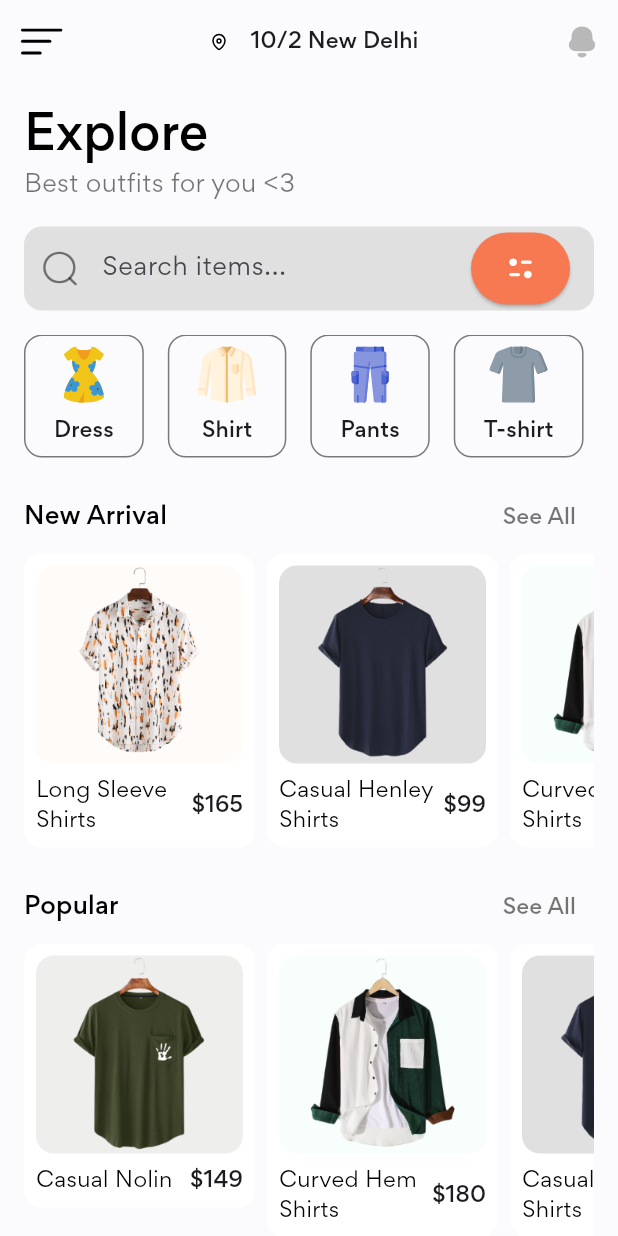
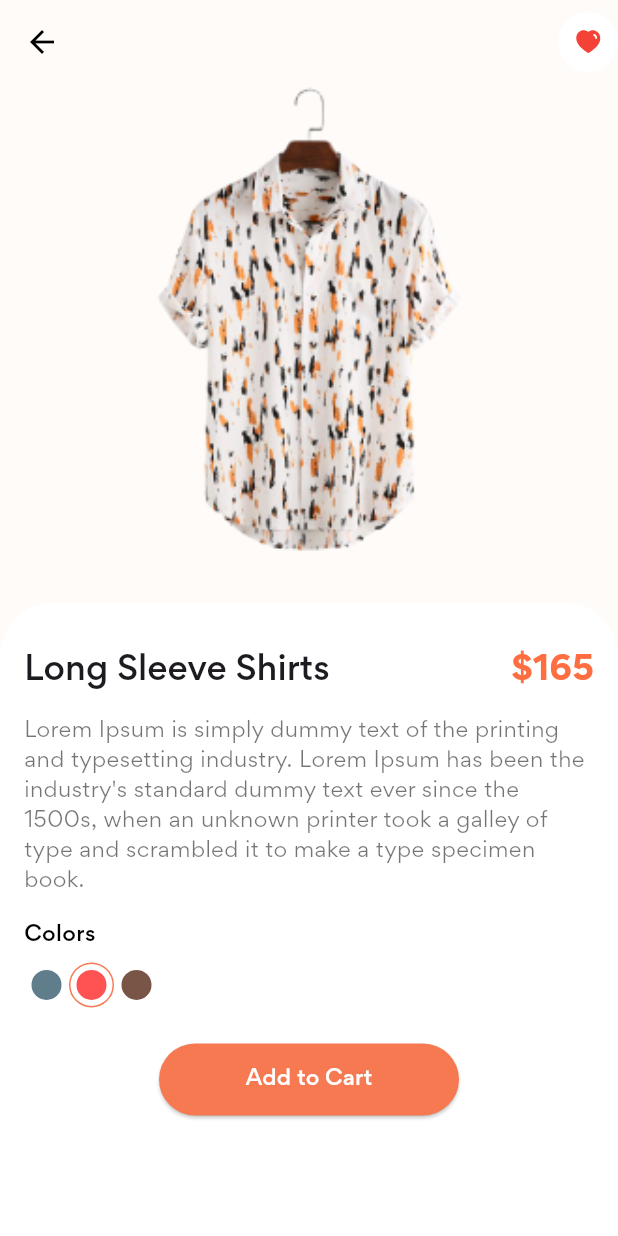
Before and after one commit to The-Naveen-Chandra/Stylish-App, a Flutter app: the screen it shows after launch, after a tap on "Long Sleeve Shirts", on a phone screen of 412 x 824 dp. Run offline on Flutter 3.47's test engine with Material 2 defaults, Android fonts, the phone set to English and light mode, and no system bars; our stand-ins replace flutter_svg.

Commit message:
Dev Details Screen and its Components

```diff
--- /dev/null
+++ b/lib/screens/details/components/color_dot.dart
@@ -0,0 +1,35 @@
+import 'package:flutter/material.dart';
+import 'package:stylish_app/constants/constants.dart';
+
+class ColorDot extends StatelessWidget {
+  const ColorDot({
+    super.key,
+    required this.color,
+    required this.isActive,
+    required this.onPress,
+  });
+
+  final Color color;
+  final bool isActive;
+  final VoidCallback onPress;
+
+  @override
+  Widget build(BuildContext context) {
+    return GestureDetector(
+      onTap: onPress,
+      child: Container(
+        padding: const EdgeInsets.all(defaultPadding / 4),
+        decoration: BoxDecoration(
+          border: Border.all(
+            color: isActive ? primaryColor : Colors.transparent,
+          ),
+          shape: BoxShape.circle,
+        ),
+        child: CircleAvatar(
+          radius: 10,
+          backgroundColor: color,
+        ),
+      ),
+    );
+  }
+}
--- /dev/null
+++ b/lib/screens/details/components/components.dart
@@ -0,0 +1 @@
+export './color_dot.dart';
--- /dev/null
+++ b/lib/screens/details/details_screen.dart
@@ -0,0 +1,156 @@
+import 'package:flutter/material.dart';
+import 'package:flutter_svg/flutter_svg.dart';
+import 'package:stylish_app/constants/constants.dart';
+import 'package:stylish_app/models/Product.dart';
+import 'package:stylish_app/screens/details/components/components.dart';
+
+class DetailScreen extends StatelessWidget {
+  const DetailScreen({
+    super.key,
+    required this.product,
+  });
+
+  final Product product;
+
+  @override
+  Widget build(BuildContext context) {
+    return Scaffold(
+      backgroundColor: product.bgColor,
+      appBar: AppBar(
+        backgroundColor: Colors.transparent,
+        elevation: 0,
+        leading: const BackButton(
+          color: Colors.black,
+        ),
+        actions: [
+          CircleAvatar(
+            backgroundColor: Colors.white,
+            child: IconButton(
+              onPressed: () {},
+              icon: SvgPicture.asset(
+                "assets/icons/Heart.svg",
+                height: 20,
+                color: Colors.red,
+              ),
+            ),
+          ),
+        ],
+      ),
+      body: Column(
+        children: [
+          Image.asset(
+            product.image,
+            height: MediaQuery.of(context).size.height * 0.4,
+            fit: BoxFit.cover,
+          ),
+          const SizedBox(
+            height: defaultPadding,
+          ),
+          Expanded(
+            child: Container(
+              padding: const EdgeInsets.fromLTRB(
+                defaultPadding,
+                defaultPadding * 2,
+                defaultPadding,
+                defaultPadding,
+              ),
+              decoration: const BoxDecoration(
+                color: Colors.white,
+                borderRadius: BorderRadius.only(
+                  topLeft: Radius.circular(defaultBorderRadius * 3),
+                  topRight: Radius.circular(defaultBorderRadius * 3),
+                ),
+              ),
+              child: SingleChildScrollView(
+                child: Column(
+                  crossAxisAlignment: CrossAxisAlignment.start,
+                  children: [
+                    Row(
+                      children: [
+                        Expanded(
+                          child: Text(
+                            product.title,
+                            style: Theme.of(context)
+                                .textTheme
+                                .titleLarge!
+                                .copyWith(fontWeight: FontWeight.w500),
+                          ),
+                        ),
+                        const SizedBox(
+                          width: defaultPadding,
+                        ),
+                        Text("\$${product.price}",
+                            style: Theme.of(context)
+                                .textTheme
+                                .titleLarge!
+                                .copyWith(
+                                    fontWeight: FontWeight.bold,
+                                    color: Colors.deepOrangeAccent)),
+                      ],
+                    ),
+                    const Padding(
+                      padding: EdgeInsets.symmetric(vertical: defaultPadding),
+                      child: Text(
+                        "Lorem Ipsum is simply dummy text of the printing and typesetting industry. Lorem Ipsum has been the industry's standard dummy text ever since the 1500s, when an unknown printer took a galley of type and scrambled it to make a type specimen book.",
+                      ),
+                    ),
+                    const Text(
+                      "Colors",
+                      style: TextStyle(
+                        color: Colors.black,
+                        fontWeight: FontWeight.w500,
+                      ),
+                    ),
+                    const SizedBox(
+                      height: defaultPadding / 2,
+                    ),
+                    Row(
+                      children: [
+                        ColorDot(
+                          color: Colors.blueGrey,
+                          isActive: false,
+                          onPress: () {},
+                        ),
+                        ColorDot(
+                          color: Colors.redAccent,
+                          isActive: true,
+                          onPress: () {},
+                        ),
+                        ColorDot(
+                          color: Colors.brown,
+                          isActive: false,
+                          onPress: () {},
+                        ),
+                      ],
+                    ),
+                    const SizedBox(
+                      height: defaultPadding * 1.5,
+                    ),
+                    Center(
+                      child: SizedBox(
+                        width: 200,
+                        height: 48,
+                        child: ElevatedButton(
+                          onPressed: () {},
+                          style: ElevatedButton.styleFrom(
+                            backgroundColor: primaryColor,
+                          ),
+                          child: const Text(
+                            "Add to Cart",
+                            style: TextStyle(
+                              color: Colors.white,
+                            ),
+                          ),
+                        ),
+                      ),
+                    ),
+                  ],
+                ),
+              ),
+            ),
+          ),
+        ],
+      ),
+    );
+  }
+}
--- a/lib/screens/home/components/new_arrival_category.dart
+++ b/lib/screens/home/components/new_arrival_category.dart
@@ -1,6 +1,7 @@
 import 'package:flutter/material.dart';
 import 'package:stylish_app/constants/constants.dart';
 import 'package:stylish_app/models/Product.dart';
+import 'package:stylish_app/screens/details/details_screen.dart';
 import 'package:stylish_app/screens/home/components/components.dart';
 
 class NewArrival extends StatelessWidget {
@@ -29,7 +30,16 @@ class NewArrival extends StatelessWidget {
                   title: devProduct[index].title,
                   price: devProduct[index].price,
                   bgColor: devProduct[index].bgColor,
-                  onPress: () {},
+                  onPress: () {
+                    Navigator.push(
+                      context,
+                      MaterialPageRoute(
+                        builder: (context) => DetailScreen(
+                          product: devProduct[index],
+                        ),
+                      ),
+                    );
+                  },
                 ),
               ),
             ),
--- a/lib/screens/home/home_screen.dart
+++ b/lib/screens/home/home_screen.dart
@@ -65,9 +65,7 @@ class HomeScreen extends StatelessWidget {
             const Categories(),
             const SizedBox(height: defaultPadding),
             const NewArrival(),
-            const SizedBox(
-              height: defaultPadding,
-            ),
+            const SizedBox(height: defaultPadding),
             const PopularCategory()
           ],
         ),
```
